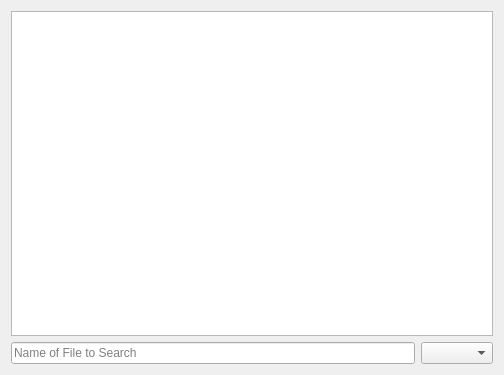
Above: liteidex/src/liteapp/openfiledialog.ui from rechardchen/liteide before the change. Below: the same form after it.
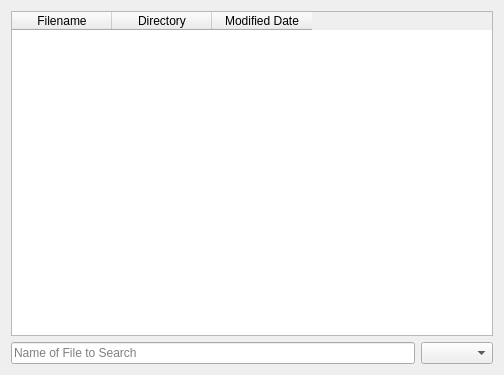
That is the form after the change.

Diff of the .ui file:
```diff
--- a/liteidex/src/liteapp/openfiledialog.ui
+++ b/liteidex/src/liteapp/openfiledialog.ui
@@ -18,18 +18,24 @@
   </property>
   <layout class="QVBoxLayout" name="verticalLayout_2">
    <item>
-    <layout class="QVBoxLayout" name="verticalLayout" stretch="0,0">
-     <property name="sizeConstraint">
-      <enum>QLayout::SetDefaultConstraint</enum>
-     </property>
-     <property name="bottomMargin">
-      <number>0</number>
-     </property>
+    <layout class="QVBoxLayout" name="verticalLayout">
      <item>
-      <widget class="QTreeView" name="filelist">
-       <property name="indentation">
-        <number>0</number>
-       </property>
+      <widget class="QTableWidget" name="filelist">
+       <column>
+        <property name="text">
+         <string>Filename</string>
+        </property>
+       </column>
+       <column>
+        <property name="text">
+         <string>Directory</string>
+        </property>
+       </column>
+       <column>
+        <property name="text">
+         <string>Modified Date</string>
+        </property>
+       </column>
       </widget>
      </item>
      <item>
```
